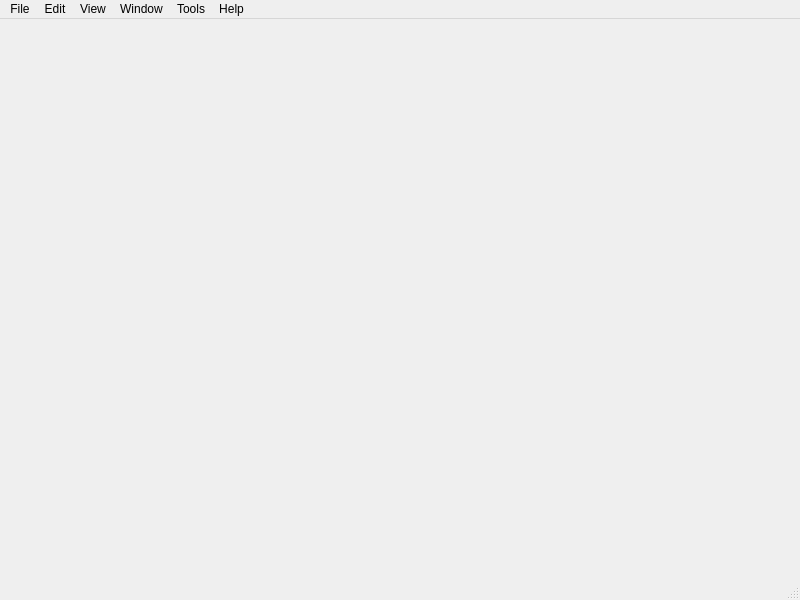
MTgeophysics/mtpy, file mtpy/gui/SmartMT/main_window.ui: the form before one commit.
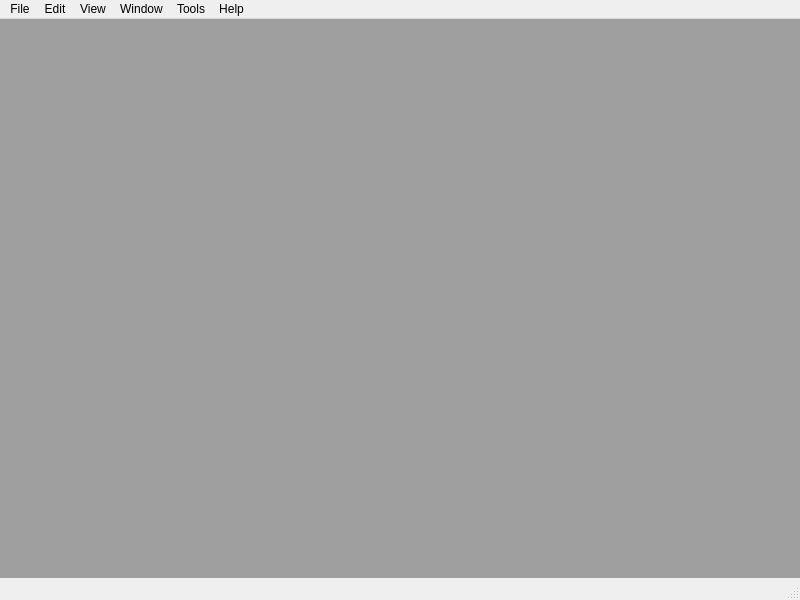
The form after the commit.

The edit to the form file:
```diff
--- a/mtpy/gui/SmartMT/main_window.ui
+++ b/mtpy/gui/SmartMT/main_window.ui
@@ -19,7 +19,31 @@
   <property name="windowTitle">
    <string>SmartMT</string>
   </property>
-  <widget class="QWidget" name="centralwidget"/>
+  <widget class="QWidget" name="centralwidget">
+   <property name="sizePolicy">
+    <sizepolicy hsizetype="Expanding" vsizetype="Expanding">
+     <horstretch>0</horstretch>
+     <verstretch>0</verstretch>
+    </sizepolicy>
+   </property>
+   <layout class="QHBoxLayout" name="horizontalLayout">
+    <property name="leftMargin">
+     <number>0</number>
+    </property>
+    <property name="topMargin">
+     <number>0</number>
+    </property>
+    <property name="rightMargin">
+     <number>0</number>
+    </property>
+    <property name="bottomMargin">
+     <number>0</number>
+    </property>
+    <item>
+     <widget class="QMdiArea" name="mdiArea"/>
+    </item>
+   </layout>
+  </widget>
   <widget class="QMenuBar" name="menubar">
    <property name="geometry">
     <rect>
```
Left out of the diff: 4 changed lines with no effect on the pictures.
